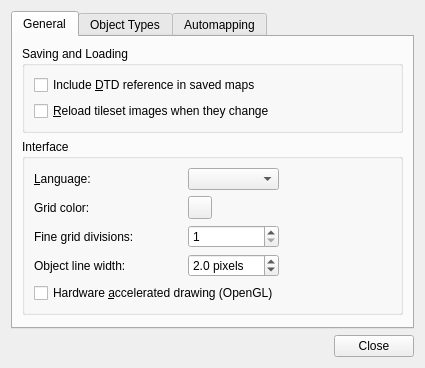
Before: the Qt Designer form src/tiled/preferencesdialog.ui in mapeditor/tiled, drawn with Qt 5.
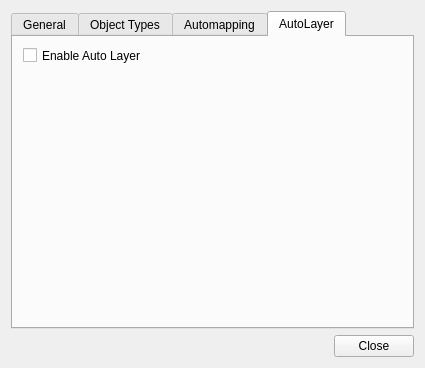
After: the same form once the commit is applied. The open tabs and pages were chosen to show the change. Icons and pictures are not drawn. Custom widgets are drawn as their Qt base class.

Commit message:
Added an auto layer function.
When you enable auto layer it will look at the tile set name and try to direct the tiles to the appropriate layer based on the extension.
E.G. If you have 2 layers one named t1 and the other named t2 and two tile sets named grassland.t1 and grass.t2 as the name in the editor.
What this will do is look at the .t1 and place it in the t1 layer. If it can not find the layer it will be placed into the currently selected layer.

```diff
--- a/src/tiled/preferencesdialog.ui
+++ b/src/tiled/preferencesdialog.ui
@@ -6,7 +6,7 @@
    <rect>
     <x>0</x>
     <y>0</y>
-    <width>421</width>
+    <width>423</width>
     <height>383</height>
    </rect>
   </property>
@@ -305,6 +305,24 @@
        </property>
       </widget>
      </widget>
+     <widget class="QWidget" name="tab_4">
+      <attribute name="title">
+       <string>AutoLayer</string>
+      </attribute>
+      <widget class="QCheckBox" name="autoLayerEnabled">
+       <property name="geometry">
+        <rect>
+         <x>10</x>
+         <y>10</y>
+         <width>121</width>
+         <height>17</height>
+        </rect>
+       </property>
+       <property name="text">
+        <string>Enable Auto Layer</string>
+       </property>
+      </widget>
+     </widget>
     </widget>
    </item>
    <item>
```
Left out of the diff: 4 changed lines with no effect on the pictures. The commit also changes 7 other files.
